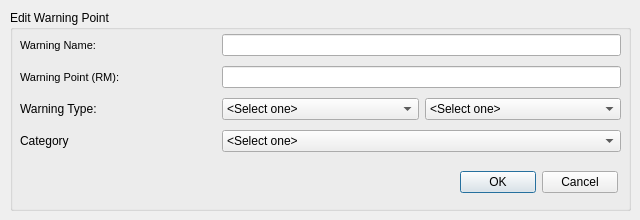
Above: edit_warn.ui from ksk102/Pers before the change. Below: the same form after it.
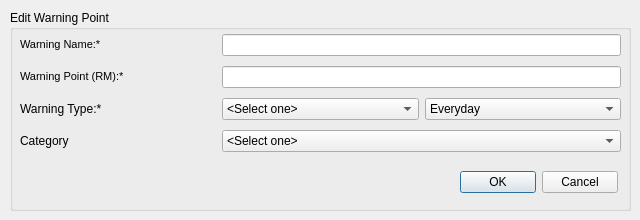
That is the form after the change.

```diff
--- a/edit_warn.ui
+++ b/edit_warn.ui
@@ -58,14 +58,14 @@
         </font>
        </property>
        <property name="text">
-        <string>Warning Name:</string>
+        <string>&lt;html&gt;&lt;head/&gt;&lt;body&gt;&lt;p&gt;Warning Name:&lt;label style=&quot;color:red;&quot;&gt;*&lt;/label&gt;&lt;/p&gt;&lt;/body&gt;&lt;/html&gt;</string>
        </property>
       </widget>
      </item>
      <item row="2" column="0">
       <widget class="QLabel" name="lbl_type">
        <property name="text">
-        <string>Warning Type:</string>
+        <string>&lt;html&gt;&lt;head/&gt;&lt;body&gt;&lt;p&gt;Warning Type:&lt;label style=&quot;color:red;&quot;&gt;*&lt;/label&gt;&lt;/p&gt;&lt;/body&gt;&lt;/html&gt;</string>
        </property>
       </widget>
      </item>
@@ -77,7 +77,7 @@
         </font>
        </property>
        <property name="text">
-        <string>Warning Point (RM):</string>
+        <string>&lt;html&gt;&lt;head/&gt;&lt;body&gt;&lt;p&gt;Warning Point (RM):&lt;label style=&quot;color:red;&quot;&gt;*&lt;/label&gt;&lt;/p&gt;&lt;/body&gt;&lt;/html&gt;</string>
        </property>
       </widget>
      </item>
@@ -121,7 +121,7 @@
       <widget class="QComboBox" name="lst_daytype">
        <item>
         <property name="text">
-         <string>&lt;Select one&gt;</string>
+         <string>Everyday</string>
         </property>
        </item>
        <item>
```
Left out of the diff: 12 changed lines with no effect on the pictures.
